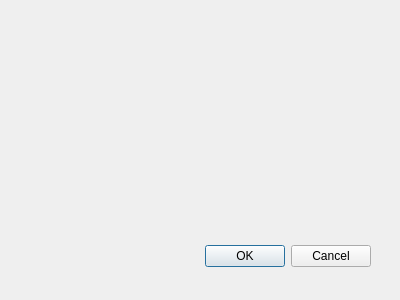
Old version of the form plugin/hello_world_dialog_base.ui in the repository danielbenhur/ish_lunc.
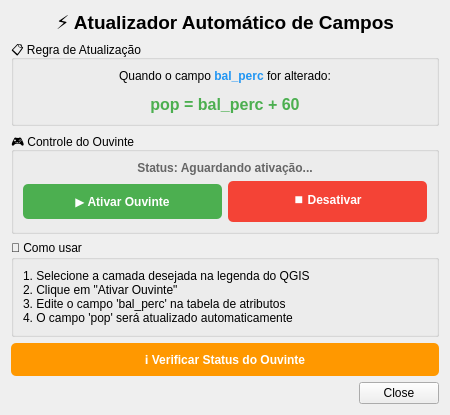
New version of the form.

Commit message: Interface mais funcional, QGIS não aguenta execução

Patch:
```diff
--- a/plugin/hello_world_dialog_base.ui
+++ b/plugin/hello_world_dialog_base.ui
@@ -1,33 +1,176 @@
-<ui version="4.0" >
- <class>HelloWorldDialogBase</class>
- <widget class="QDialog" name="HelloWorldDialogBase" >
-  <property name="geometry" >
+<?xml version="1.0" encoding="UTF-8"?>
+<ui version="4.0">
+ <class>AtualizadorAutomaticoDialogBase</class>
+ <widget class="QDialog" name="AtualizadorAutomaticoDialogBase">
+  <property name="geometry">
    <rect>
     <x>0</x>
     <y>0</y>
-    <width>400</width>
-    <height>300</height>
+    <width>450</width>
+    <height>350</height>
    </rect>
   </property>
   <property name="windowTitle" >
    <string>Hello World</string>
   </property>
-  <widget class="QDialogButtonBox" name="button_box" >
-   <property name="geometry" >
-    <rect>
-     <x>30</x>
-     <y>240</y>
-     <width>341</width>
-     <height>32</height>
-    </rect>
-   </property>
-   <property name="orientation" >
-    <enum>Qt::Horizontal</enum>
-   </property>
-   <property name="standardButtons" >
-    <set>QDialogButtonBox::Cancel|QDialogButtonBox::Ok</set>
-   </property>
-  </widget>
+  <layout class="QVBoxLayout" name="verticalLayout">
+   <item>
+    <widget class="QLabel" name="label_titulo">
+     <property name="text">
+      <string>&lt;html&gt;&lt;head/&gt;&lt;body&gt;&lt;p align=&quot;center&quot;&gt;&lt;span style=&quot; font-size:14pt; font-weight:600;&quot;&gt;⚡ Atualizador Automático de Campos&lt;/span&gt;&lt;/p&gt;&lt;/body&gt;&lt;/html&gt;</string>
+     </property>
+     <property name="alignment">
+      <set>Qt::AlignCenter</set>
+     </property>
+    </widget>
+   </item>
+   <item>
+    <widget class="QGroupBox" name="groupBox_info">
+     <property name="title">
+      <string>📋 Regra de Atualização</string>
+     </property>
+     <layout class="QVBoxLayout" name="verticalLayout_2">
+      <item>
+       <widget class="QLabel" name="label_regra">
+        <property name="text">
+         <string>&lt;html&gt;&lt;head/&gt;&lt;body&gt;&lt;p&gt;Quando o campo &lt;span style=&quot; font-weight:600; color:#2196F3;&quot;&gt;bal_perc&lt;/span&gt; for alterado:&lt;/p&gt;&lt;p align=&quot;center&quot;&gt;&lt;span style=&quot; font-size:12pt; font-weight:600; color:#4CAF50;&quot;&gt;pop = bal_perc + 60&lt;/span&gt;&lt;/p&gt;&lt;/body&gt;&lt;/html&gt;</string>
+        </property>
+        <property name="alignment">
+         <set>Qt::AlignCenter</set>
+        </property>
+        <property name="wordWrap">
+         <bool>true</bool>
+        </property>
+       </widget>
+      </item>
+     </layout>
+    </widget>
+   </item>
+   <item>
+    <widget class="QGroupBox" name="groupBox_controle">
+     <property name="title">
+      <string>🎮 Controle do Ouvinte</string>
+     </property>
+     <layout class="QVBoxLayout" name="verticalLayout_3">
+      <item>
+       <widget class="QLabel" name="label_status">
+        <property name="text">
+         <string>Status: Aguardando ativação...</string>
+        </property>
+        <property name="styleSheet">
+         <string>font-weight: bold; color: #666;</string>
+        </property>
+        <property name="alignment">
+         <set>Qt::AlignCenter</set>
+        </property>
+       </widget>
+      </item>
+      <item>
+       <layout class="QHBoxLayout" name="horizontalLayout">
+        <item>
+         <widget class="QPushButton" name="button_ativar">
+          <property name="text">
+           <string>▶️ Ativar Ouvinte</string>
+          </property>
+          <property name="styleSheet">
+           <string>QPushButton {
+    background-color: #4CAF50;
+    color: white;
+    font-weight: bold;
+    padding: 10px;
+    border-radius: 5px;
+}
+QPushButton:hover {
+    background-color: #45a049;
+}</string>
+          </property>
+          <property name="toolTip">
+           <string>Ativa o monitoramento automático na camada ativa</string>
+          </property>
+         </widget>
+        </item>
+        <item>
+         <widget class="QPushButton" name="button_desativar">
+          <property name="text">
+           <string>⏹️ Desativar</string>
+          </property>
+          <property name="styleSheet">
+           <string>QPushButton {
+    background-color: #f44336;
+    color: white;
+    font-weight: bold;
+    padding: 10px;
+    border-radius: 5px;
+}
+QPushButton:hover {
+    background-color: #D32F2F;
+}</string>
+          </property>
+          <property name="toolTip">
+           <string>Desativa todos os ouvintes ativos</string>
+          </property>
+         </widget>
+        </item>
+       </layout>
+      </item>
+     </layout>
+    </widget>
+   </item>
+   <item>
+    <widget class="QGroupBox" name="groupBox_instrucoes">
+     <property name="title">
+      <string>📖 Como usar</string>
+     </property>
+     <layout class="QVBoxLayout" name="verticalLayout_4">
+      <item>
+       <widget class="QLabel" name="label_instrucoes">
+        <property name="text">
+         <string>1. Selecione a camada desejada na legenda do QGIS
+2. Clique em "Ativar Ouvinte"
+3. Edite o campo 'bal_perc' na tabela de atributos
+4. O campo 'pop' será atualizado automaticamente</string>
+        </property>
+        <property name="wordWrap">
+         <bool>true</bool>
+        </property>
+       </widget>
+      </item>
+     </layout>
+    </widget>
+   </item>
+   <item>
+    <widget class="QPushButton" name="button_info">
+     <property name="text">
+      <string>ℹ️ Verificar Status do Ouvinte</string>
+     </property>
+     <property name="styleSheet">
+      <string>QPushButton {
+    background-color: #FF9800;
+    color: white;
+    font-weight: bold;
+    padding: 8px;
+    border-radius: 5px;
+}
+QPushButton:hover {
+    background-color: #F57C00;
+}</string>
+     </property>
+     <property name="toolTip">
+      <string>Mostra informações sobre os ouvintes ativos</string>
+     </property>
+    </widget>
+   </item>
+   <item>
+    <widget class="QDialogButtonBox" name="button_box">
+     <property name="orientation">
+      <enum>Qt::Horizontal</enum>
+     </property>
+     <property name="standardButtons">
+      <set>QDialogButtonBox::Close</set>
+     </property>
+    </widget>
+   </item>
+  </layout>
  </widget>
  <resources/>
  <connections>
```
Left out of the diff: 34 changed lines with no effect on the pictures. The commit also changes 2 other files.
